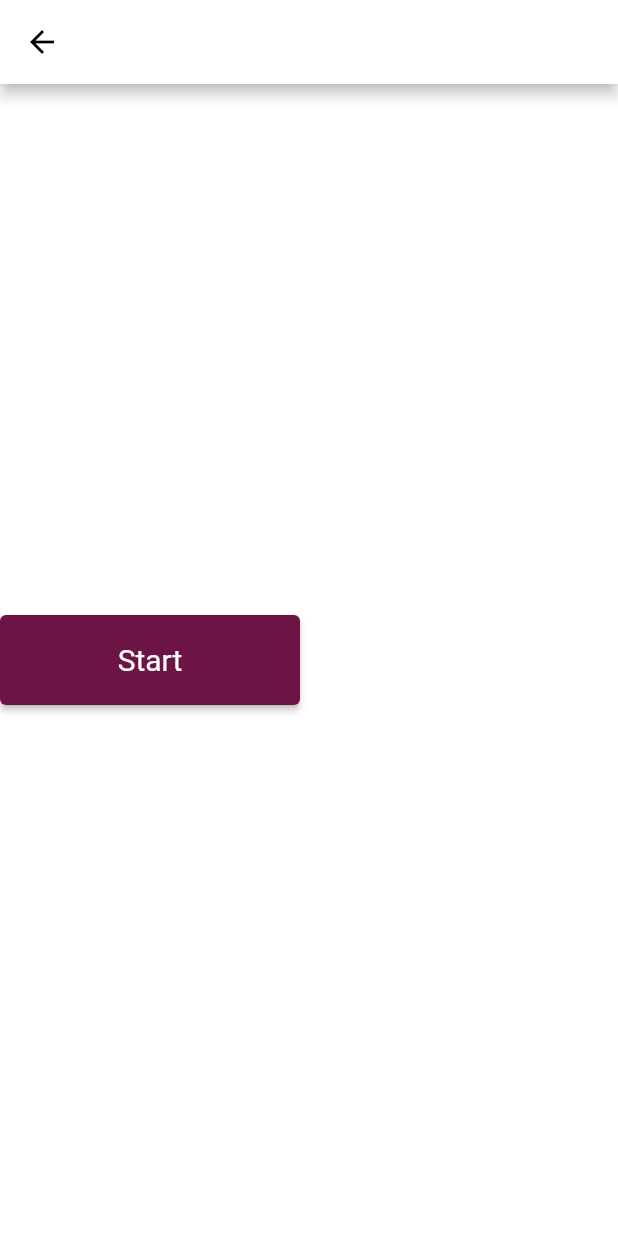
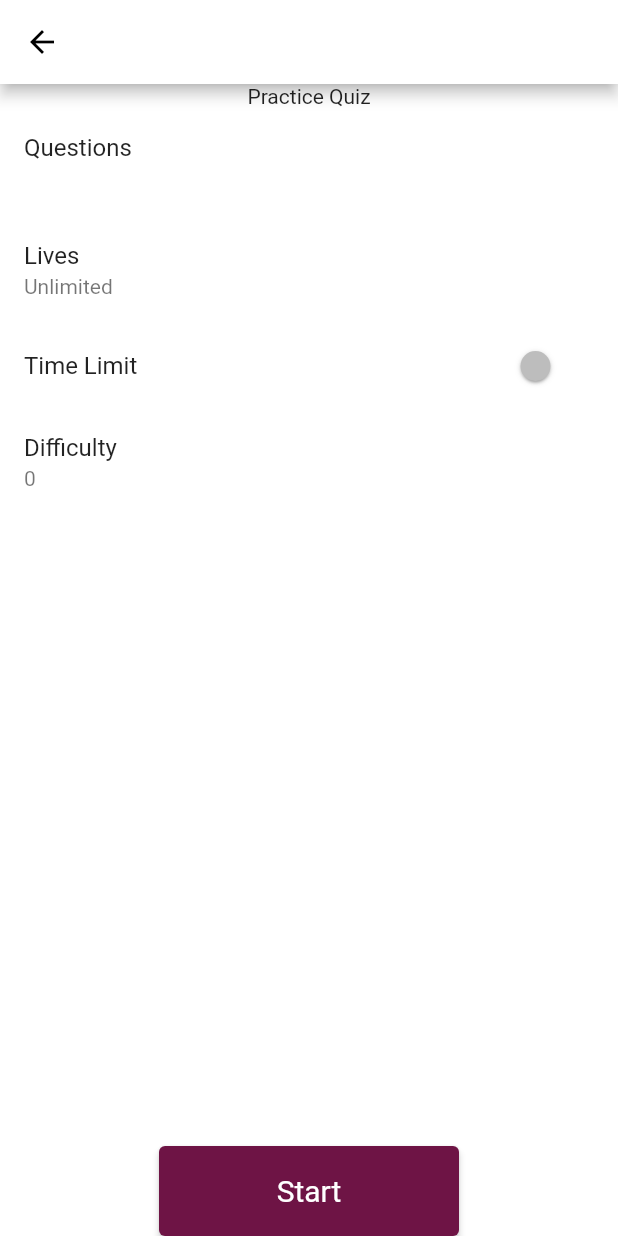
Before and after one commit to ImperialOctopus/dog-breed-game, a Flutter app: the screen it shows after launch, after a tap on "Practice", on a phone screen of 412 x 824 dp. Run offline on Flutter 3.47's test engine with Material 2 defaults, Android fonts, the phone set to English and light mode, and no system bars; our stand-ins replace equatable, flutter_bloc.

Commit message:
Add settings to settings page

```diff
--- a/lib/model/practice/practice_settings.dart
+++ b/lib/model/practice/practice_settings.dart
@@ -2,6 +2,35 @@ import 'package:equatable/equatable.dart';
 
 /// Settings for a practice quiz.
 class PracticeSettings extends Equatable {
+  /// Number of questions to run. Zero equates to infinite.
+  final int questionNumber;
+
+  /// Number of lives to allow. Zero equates to no limit.
+  final int lives;
+
+  /// Enable question timer.
+  final bool time;
+
+  /// Question difficulty.
+  final int difficulty;
+
+  /// Settings for a practice quiz.
+  const PracticeSettings(
+      {required this.questionNumber,
+      required this.lives,
+      required this.time,
+      required this.difficulty});
+
+  /// Settings for a practice quiz.
+  PracticeSettings copyWith(
+          {int? questionNumber, int? lives, bool? time, int? difficulty}) =>
+      PracticeSettings(
+        questionNumber: questionNumber ?? this.questionNumber,
+        lives: lives ?? this.lives,
+        time: time ?? this.time,
+        difficulty: difficulty ?? this.difficulty,
+      );
+
   @override
-  List<Object?> get props => [];
+  List<Object?> get props => [questionNumber, lives, time, difficulty];
 }
--- a/lib/screens/practice/practice_screen.dart
+++ b/lib/screens/practice/practice_screen.dart
@@ -6,21 +6,141 @@ import '../../router/actions/router_start_practice.dart';
 import '../../router/router_bloc.dart';
 
 /// Screen to set up a practice quiz.
-class PracticeScreen extends StatelessWidget {
+class PracticeScreen extends StatefulWidget {
   /// Screen to set up a practice quiz.
   const PracticeScreen();
+
+  @override
+  State<PracticeScreen> createState() => _PracticeScreenState();
+}
+
+class _PracticeScreenState extends State<PracticeScreen> {
+  static const _defaultSettings =
+      PracticeSettings(questionNumber: 0, lives: 0, time: false, difficulty: 0);
+
+  static const _questionNumberText = <int?, String>{};
+
+  static const _livesText = <int?, String>{};
+
+  static const _difficultyText = <int?, String>{
+    0: '',
+  };
+
+  PracticeSettings settings = _defaultSettings;
+
+  void _updateQuestionNumber(int? value) {
+    if (value == null) {
+      return;
+    }
+    setState(() {
+      settings = settings.copyWith(questionNumber: value);
+    });
+  }
+
+  void _updateLives(int? value) {
+    if (value == null) {
+      return;
+    }
+    setState(() {
+      settings = settings.copyWith(lives: value);
+    });
+  }
+
+  void _updateTime(bool? value) {
+    if (value == null) {
+      return;
+    }
+    setState(() {
+      settings = settings.copyWith(time: value);
+    });
+  }
+
+  void _updateDifficulty(int? value) {
+    if (value == null) {
+      return;
+    }
+    setState(() {
+      settings = settings.copyWith(difficulty: value);
+    });
+  }
+
+  Widget _buildModal({Widget? title, required Map<int?, String> listMap}) =>
+      Container(
+        height: 200,
+        color: Colors.amber,
+        child: Center(
+          child: ListView(
+            children: <Widget>[
+              if (title != null) title,
+              ...listMap.entries.map<Widget>(
+                (mapEntry) => ListTile(
+                  title: Text(mapEntry.value),
+                  onTap: () => Navigator.pop<int?>(context, mapEntry.key),
+                ),
+              ),
+            ],
+          ),
+        ),
+      );
 
   @override
   Widget build(BuildContext context) {
     return Scaffold(
       appBar: AppBar(),
       body: Column(
-        mainAxisAlignment: MainAxisAlignment.center,
+        mainAxisAlignment: MainAxisAlignment.start,
         children: [
-          ElevatedButton(
-            onPressed: () => BlocProvider.of<RouterBloc>(context)
-                .add(RouterStartPractice(settings: PracticeSettings())),
-            child: const Text('Start'),
+          const Text('Practice Quiz'),
+          Expanded(
+            child: ListView(
+              children: [
+                ListTile(
+                  title: const Text('Questions'),
+                  subtitle:
+                      Text(_questionNumberText[settings.questionNumber] ?? ''),
+                  onTap: () => showModalBottomSheet<int?>(
+                    context: context,
+                    builder: (BuildContext context) => _buildModal(
+                        title: const Text('Number of Questions'),
+                        listMap: _questionNumberText),
+                  ).then(_updateQuestionNumber),
+                ),
+                ListTile(
+                  title: const Text('Lives'),
+                  subtitle: Text(settings.questionNumber == 0
+                      ? 'Unlimited'
+                      : settings.questionNumber.toString()),
+                  onTap: () => showModalBottomSheet<int?>(
+                    context: context,
+                    builder: (BuildContext context) => _buildModal(
+                        title: const Text('Lives'),
+                        listMap: _questionNumberText),
+                  ).then(_updateQuestionNumber),
+                ),
+                SwitchListTile(
+                  title: const Text('Time Limit'),
+                  value: settings.time,
+                  onChanged: _updateTime,
+                ),
+                ListTile(
+                  title: const Text('Difficulty'),
+                  subtitle: Text(settings.difficulty.toString()),
+                  onTap: () => showModalBottomSheet<int?>(
+                    context: context,
+                    builder: (BuildContext context) => _buildModal(
+                        title: const Text('Difficulty'),
+                        listMap: _difficultyText),
+                  ).then(_updateDifficulty),
+                ),
+              ],
+            ),
+          ),
+          Center(
+            child: ElevatedButton(
+              onPressed: () => BlocProvider.of<RouterBloc>(context)
+                  .add(RouterStartPractice(settings: settings)),
+              child: const Text('Start'),
+            ),
           ),
         ],
       ),
```
